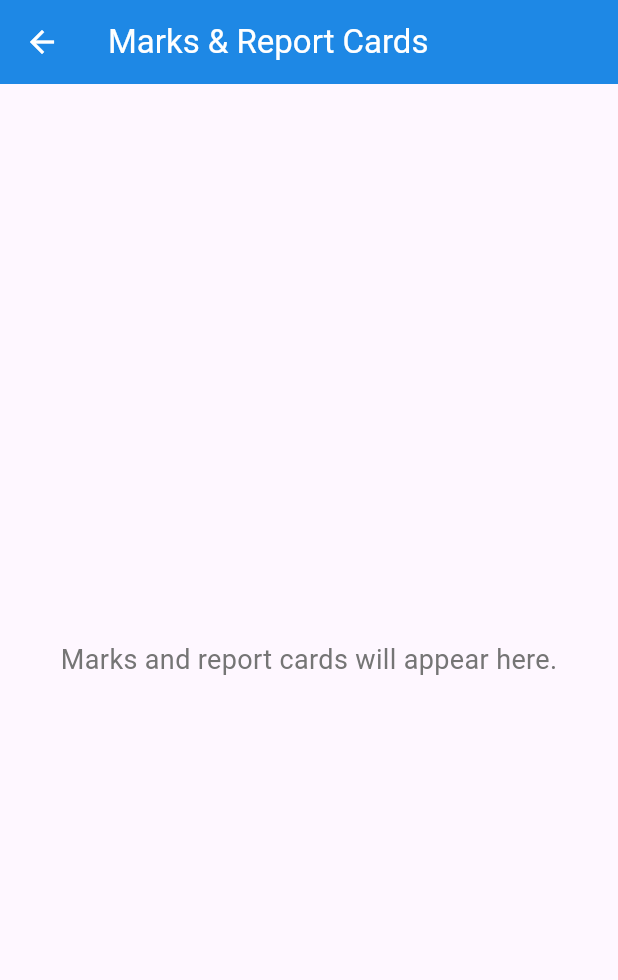
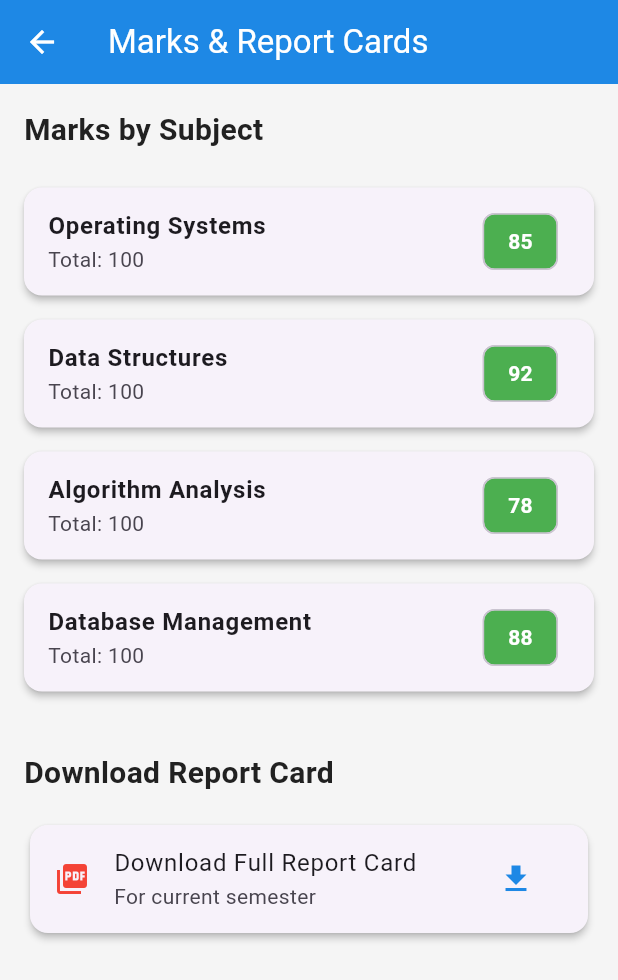
Before and after one commit to adityasharma0903/mokshapp, a Flutter app: the StudentMarksScreen screen opened directly, on a phone screen of 412 x 824 dp. Shown: the top 980 px of the screen. Run offline on Flutter 3.47's test engine with Material 3 defaults, Android fonts, the phone set to English and light mode, and no system bars; our stand-ins replace file_picker.

Commit message:
added marks and report card page

```diff
--- a/lib/core/features/student_dashboard/presentation/screens/student_marks_screen.dart
+++ b/lib/core/features/student_dashboard/presentation/screens/student_marks_screen.dart
@@ -1,23 +1,128 @@
 import 'package:flutter/material.dart';
 import '../../../../../core/constants/app_colors.dart';
 
-class StudentMarksScreen extends StatelessWidget {
+class StudentMarksScreen extends StatefulWidget {
   const StudentMarksScreen({super.key});
+
+  @override
+  State<StudentMarksScreen> createState() => _StudentMarksScreenState();
+}
+
+class _StudentMarksScreenState extends State<StudentMarksScreen> {
+  // Mock data for student marks
+  final List<Map<String, dynamic>> _studentMarks = [
+    {'subject': 'Operating Systems', 'marks': 85, 'total': 100},
+    {'subject': 'Data Structures', 'marks': 92, 'total': 100},
+    {'subject': 'Algorithm Analysis', 'marks': 78, 'total': 100},
+    {'subject': 'Database Management', 'marks': 88, 'total': 100},
+  ];
+
+  void _downloadReportCard() {
+    // TODO: Implement the logic to download the report card
+    // This would typically involve an API call to get the PDF URL and then a download service.
+    ScaffoldMessenger.of(context).showSnackBar(
+      const SnackBar(
+        content: Text('Downloading report card...'),
+        backgroundColor: AppColors.primary,
+      ),
+    );
+  }
 
   @override
   Widget build(BuildContext context) {
     return Scaffold(
+      backgroundColor: AppColors.background,
       appBar: AppBar(
         title: const Text('Marks & Report Cards'),
         backgroundColor: AppColors.primary,
         foregroundColor: Colors.white,
       ),
-      body: const Center(
-        child: Text(
-          'Marks and report cards will appear here.',
-          style: TextStyle(fontSize: 18, color: AppColors.textSecondary),
+      body: SingleChildScrollView(
+        child: Padding(
+          padding: const EdgeInsets.all(16.0),
+          child: Column(
+            crossAxisAlignment: CrossAxisAlignment.start,
+            children: [
+              // Marks by Subject Section
+              const Text(
+                'Marks by Subject',
+                style: TextStyle(
+                  fontSize: 20,
+                  fontWeight: FontWeight.bold,
+                  color: AppColors.textPrimary,
+                ),
+              ),
+              const SizedBox(height: 16),
+              _buildMarksList(_studentMarks),
+              const SizedBox(height: 32),
+
+              // Report Card Download Section
+              const Text(
+                'Download Report Card',
+                style: TextStyle(
+                  fontSize: 20,
+                  fontWeight: FontWeight.bold,
+                  color: AppColors.textPrimary,
+                ),
+              ),
+              const SizedBox(height: 16),
+              Card(
+                elevation: 2,
+                shape: RoundedRectangleBorder(
+                  borderRadius: BorderRadius.circular(12),
+                ),
+                child: ListTile(
+                  leading: const Icon(
+                    Icons.picture_as_pdf,
+                    color: AppColors.error,
+                  ),
+                  title: const Text('Download Full Report Card'),
+                  subtitle: const Text('For current semester'),
+                  trailing: IconButton(
+                    icon: const Icon(Icons.download, color: AppColors.primary),
+                    onPressed: _downloadReportCard,
+                  ),
+                ),
+              ),
+            ],
+          ),
         ),
       ),
     );
   }
+
+  Widget _buildMarksList(List<Map<String, dynamic>> marks) {
+    return ListView.builder(
+      shrinkWrap: true,
+      physics: const NeverScrollableScrollPhysics(),
+      itemCount: marks.length,
+      itemBuilder: (context, index) {
+        final mark = marks[index];
+        return Card(
+          elevation: 2,
+          margin: const EdgeInsets.symmetric(vertical: 8),
+          shape: RoundedRectangleBorder(
+            borderRadius: BorderRadius.circular(12),
+          ),
+          child: ListTile(
+            title: Text(
+              mark['subject'],
+              style: const TextStyle(fontWeight: FontWeight.bold),
+            ),
+            subtitle: Text('Total: ${mark['total']}'),
+            trailing: Chip(
+              label: Text(
+                '${mark['marks']}',
+                style: const TextStyle(
+                  color: Colors.white,
+                  fontWeight: FontWeight.bold,
+                ),
+              ),
+              backgroundColor: AppColors.success,
+            ),
+          ),
+        );
+      },
+    );
+  }
 }
```
